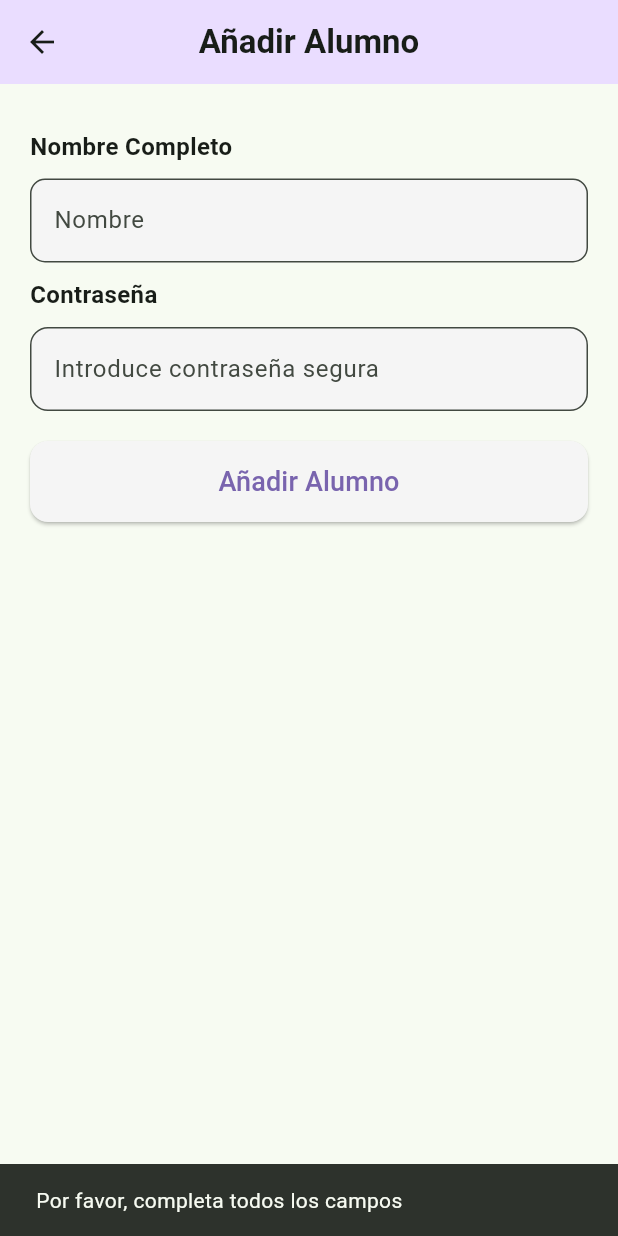
After one commit to AlexMr08/tato_matematico, a Flutter app: the AgregarAlumno screen opened directly, after a tap on "Añadir Alumno", on a phone screen of 412 x 824 dp. The commit adds this screen. Run offline on Flutter 3.47's test engine with Material 3 defaults, Android fonts, the phone set to English and light mode, and no system bars; our stand-ins replace firebase_core, firebase_database, firebase_storage, flutter_colorpicker; accounts and stored records are empty.

Commit message:
añadir alumnos

```diff
--- /dev/null
+++ b/lib/agregarAlumno.dart
@@ -0,0 +1,129 @@
+import 'package:flutter/material.dart';
+import 'package:firebase_database/firebase_database.dart';
+
+class AgregarAlumno extends StatefulWidget {
+  const AgregarAlumno({super.key});
+
+  @override
+  State<AgregarAlumno> createState() => _AgregarAlumnoState();
+}
+
+class _AgregarAlumnoState extends State<AgregarAlumno> {
+  final _nombreController = TextEditingController();
+  final _passwordController = TextEditingController();
+
+  Future<void> agregarAlumno() async {
+    final nombre = _nombreController.text.trim();
+    final password = _passwordController.text.trim();
+
+    if (nombre.isEmpty ||  password.isEmpty) {
+      ScaffoldMessenger.of(context).showSnackBar(
+        const SnackBar(content: Text("Por favor, completa todos los campos")),
+      );
+      return;
+    }
+
+    final dbRef = FirebaseDatabase.instance
+        .ref()
+        .child("tato")
+        .child("alumnos");
+
+    await dbRef.push().set({
+      "nombre": nombre,
+      "pass": password,
+    });
+
+    ScaffoldMessenger.of(context).showSnackBar(
+      const SnackBar(content: Text("Alumno añadido correctamente")),
+    );
+
+    _nombreController.clear();
+    _passwordController.clear();
+
+    Navigator.of(context).pop(true);
+  }
+
+  @override
+  Widget build(BuildContext context) {
+    return Scaffold(
+        appBar: AppBar(
+          title: const Text(
+            "Añadir Alumno",
+            style: TextStyle(fontWeight: FontWeight.bold),
+          ),
+          centerTitle: true,
+          backgroundColor: Color.fromRGBO(234, 221, 255, 1),
+        ),
+        body: SingleChildScrollView(
+          padding: EdgeInsets.all(20.0),
+          child: Column(
+            crossAxisAlignment: CrossAxisAlignment.start,
+            children: [
+              const SizedBox(height: 10),
+
+              // Introducir Nombre Completo
+              const Text(
+                "Nombre Completo",
+                style: TextStyle(fontSize: 16, fontWeight: FontWeight.w600),
+              ),
+              const SizedBox(height: 10),
+              TextField(
+                controller: _nombreController,
+                decoration: InputDecoration(
+                    hintText: "Nombre",
+                    filled: true,
+                    fillColor: Colors.grey[100],
+                    border: OutlineInputBorder(
+                      borderRadius: BorderRadius.circular(10),
+                    )
+                ),
+              ),
+              const SizedBox(height: 10,),
+
+              // Introducir Contraseña
+              const Text(
+                "Contraseña",
+                style: TextStyle(fontSize: 16, fontWeight: FontWeight.w600),
+              ),
+              const SizedBox(height: 10,),
+              TextField(
+                controller: _passwordController,
+                obscureText: true,
+                decoration: InputDecoration(
+                  hintText: "Introduce contraseña segura",
+                  filled: true,
+                  fillColor: Colors.grey[100],
+                  border: OutlineInputBorder(
+                    borderRadius: BorderRadius.circular(12),
+                  ),
+                ),
+              ),
+              const SizedBox(height: 20,),
+
+              // Boton para añadir al alumno
+              SizedBox(
+                width: double.infinity,
+                child: ElevatedButton(
+                  style: ElevatedButton.styleFrom(
+                    backgroundColor: Colors.grey[100],
+                    padding: EdgeInsets.symmetric(vertical: 14),
+                    shape: RoundedRectangleBorder(
+                      borderRadius: BorderRadius.circular(12),
+                    ),
+                  ),
+                  onPressed: agregarAlumno,
+                  child: const Text(
+                      "Añadir Alumno",
+                      style: TextStyle(
+                          fontSize: 18,
+                          color: Color.fromRGBO(121, 100, 174, 1)
+                      )
+                  ),
+                ),
+              )
+            ],
+          ),
+        )
+    );
+  }
+}
```
Also changed, not shown: lib/mainMenuProfe.dart (+75 -26 lines).
